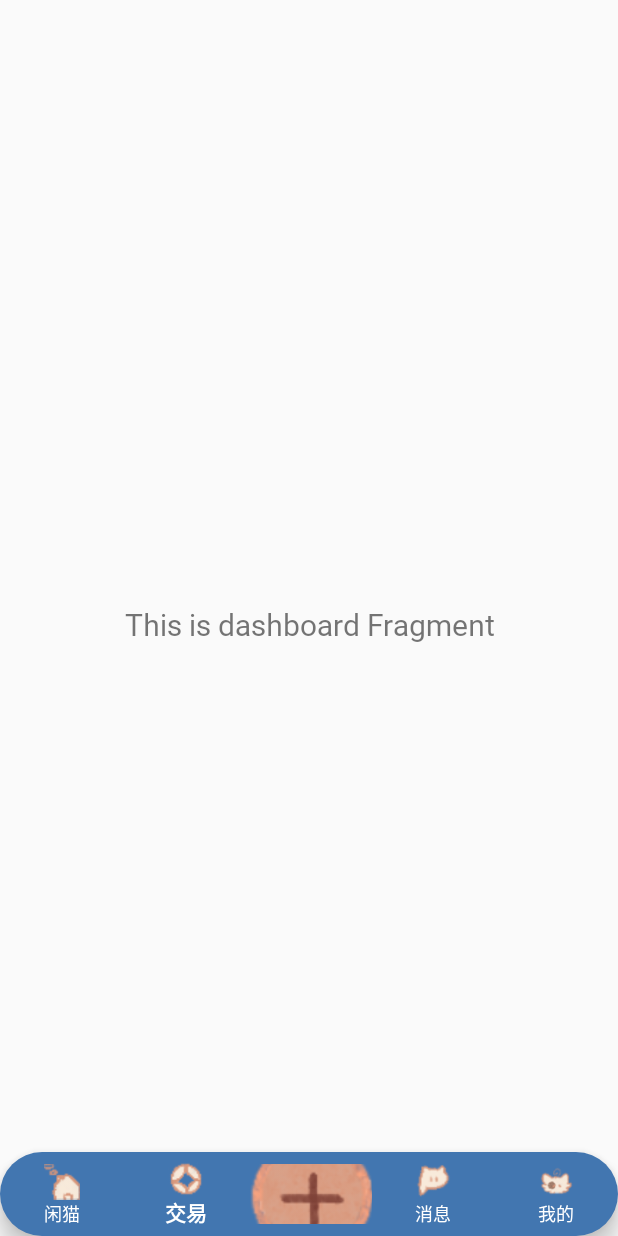
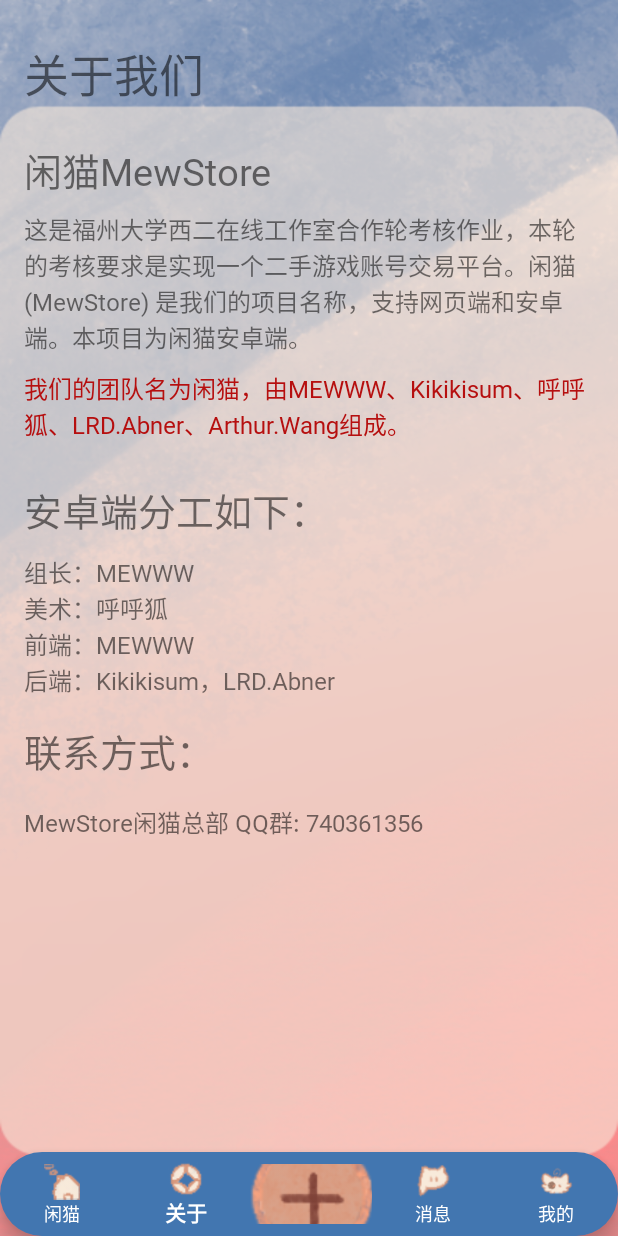
Before and after one commit to ROBINRUGAN/Android_Round5, an Android app: the DealFragment screen opened through its navigation route, on a phone screen of 412 x 824 dp. Run offline under Robolectric (Android 15) with nearby library versions, the phone set to English and light mode, and no system bars; our stand-ins replace navigation-ui; pictures from the network do not load.

Commit message:
编写联系我们页面，导入数据类，准备开始对接

```diff
--- a/app/build.gradle
+++ b/app/build.gradle
@@ -36,7 +36,7 @@ android {
 }
 
 dependencies {
-
+    implementation 'androidx.coordinatorlayout:coordinatorlayout:1.1.0'
     implementation 'androidx.core:core-ktx:1.7.0'
     implementation 'androidx.appcompat:appcompat:1.4.1'
     implementation 'com.google.android.material:material:1.1.0'
@@ -61,4 +61,5 @@ dependencies {
     testImplementation 'junit:junit:4.13.2'
     androidTestImplementation 'androidx.test.ext:junit:1.1.3'
     androidTestImplementation 'androidx.test.espresso:espresso-core:3.4.0'
+
 }
--- a/app/src/main/AndroidManifest.xml
+++ b/app/src/main/AndroidManifest.xml
@@ -18,7 +18,7 @@
         android:supportsRtl="true"
         android:theme="@style/Theme.Android_Round5"
         android:usesCleartextTraffic="true"
-        android:windowSoftInputMode="adjustPan"
+        android:windowSoftInputMode="adjustNothing"
         tools:targetApi="31">
         <activity
             android:name=".RegisterActivity"
--- /dev/null
+++ b/app/src/main/java/com/example/android_round5/AppService.kt
@@ -0,0 +1,56 @@
+package com.example.android_round5
+
+import com.example.android_round5.entity.*
+import okhttp3.MultipartBody
+import okhttp3.RequestBody
+import retrofit2.http.*
+
+
+interface AppService {
+
+//    @POST("login")
+//    @Headers("Content-Type: application/json")
+//    fun getlogin(@Body body: RequestBody): retrofit2.Call<Login>
+//
+//    @POST("register")
+//    @Headers("Content-Type: application/json")
+//    fun getregister(@Body body: RequestBody): retrofit2.Call<Register>
+//
+//    @POST("sys/item/listItem")
+//    fun getprojectlist(): retrofit2.Call<ProjectList>
+//
+//    @POST("sys/item/add")
+//
+//    @Multipart
+//    fun getadd(
+//        @Query("title") title: String,
+//        @Query("content") content: String,
+//        @Query("telephone") telephone: String,
+//        @Query("userid") userid: Int,
+//        @Part file: MultipartBody.Part
+//    ): retrofit2.Call<Add>
+//
+//    @POST("sys/item/getmyitem/{id}")
+//    fun getprojectpersonallist(@Path("id") id:Int ): retrofit2.Call<ProjectList>
+//
+//    @POST("sys/item/viewItem/0")
+//    fun getprojectunknownlist(): retrofit2.Call<ProjectList>
+//
+//    @POST("sys/item/viewItem/-1")
+//    fun getprojectfaillist(): retrofit2.Call<ProjectList>
+//
+//    @POST("sys/item/viewItem/1")
+//    fun getprojectpasslist(): retrofit2.Call<ProjectList>
+//
+//    @POST("sys/user/contribution")
+//    fun getcontribution(@Body body: RequestBody): retrofit2.Call<Contribution>
+//
+//    @POST("sys/item/verify")
+//    fun getcheck(@Body body: RequestBody): retrofit2.Call<Check>
+//
+//    @POST("sys/item/deletelist")
+//    fun getdel(@Body body: RequestBody): retrofit2.Call<Check>
+//
+//    @POST("sys/item/find")
+//    fun getsearchlist(@Query("title")title: String): retrofit2.Call<ProjectList>
+}
--- /dev/null
+++ b/app/src/main/java/com/example/android_round5/entity/Params.kt
@@ -0,0 +1,38 @@
+package com.example.android_round5.entity
+
+data class Login(
+    val code: Int,
+    val message: String,
+    val status: Int,
+    val token: String
+)
+data class Register(
+    val code: Int,
+    val message: String
+)
+data class GetCode(
+    val code: Int,
+    val `data`: GetCodeData,
+    val message: String
+)
+
+data class GetCodeData(
+    val code: String
+)
+data class UserInfo(
+    val code: Int,
+    val message: String,
+    val user: UserInfoUser
+)
+
+data class UserInfoUser(
+    val id: Long,
+    val id_card: String,
+    val money: String,
+    val name: String,
+    val nickname: String,
+    val phone_number: String,
+    val profile_photo: String,
+    val status: Int,
+    val username: String
+)
--- a/app/src/main/java/com/example/android_round5/ui/deal/DealFragment.kt
+++ b/app/src/main/java/com/example/android_round5/ui/deal/DealFragment.kt
@@ -28,10 +28,7 @@ class DealFragment : Fragment() {
         _binding = FragmentDealBinding.inflate(inflater, container, false)
         val root: View = binding.root
 
-        val textView: TextView = binding.textDeal
-        dealViewModel.text.observe(viewLifecycleOwner) {
-            textView.text = it
-        }
+
         return root
     }
 
--- a/app/src/main/res/layout/fragment_deal.xml
+++ b/app/src/main/res/layout/fragment_deal.xml
@@ -4,19 +4,100 @@
     xmlns:tools="http://schemas.android.com/tools"
     android:layout_width="match_parent"
     android:layout_height="match_parent"
+    android:background="@mipmap/me_background"
     tools:context=".ui.deal.DealFragment">
 
     <TextView
-        android:id="@+id/text_deal"
+        android:layout_width="wrap_content"
+        android:layout_height="wrap_content"
+        android:text="关于我们"
+        android:textSize="30sp"
+        app:layout_constraintBottom_toBottomOf="parent"
+        app:layout_constraintEnd_toEndOf="parent"
+        app:layout_constraintHorizontal_bias="0.054"
+        app:layout_constraintStart_toStartOf="parent"
+        app:layout_constraintTop_toTopOf="parent"
+        app:layout_constraintVertical_bias="0.034" />
+
+    <LinearLayout
         android:layout_width="match_parent"
         android:layout_height="wrap_content"
-        android:layout_marginStart="8dp"
-        android:layout_marginTop="8dp"
-        android:layout_marginEnd="8dp"
-        android:textAlignment="center"
-        android:textSize="20sp"
+        android:orientation="vertical"
+        android:padding="16dp"
         app:layout_constraintBottom_toBottomOf="parent"
         app:layout_constraintEnd_toEndOf="parent"
+        app:layout_constraintHorizontal_bias="0.0"
         app:layout_constraintStart_toStartOf="parent"
-        app:layout_constraintTop_toTopOf="parent" />
+        app:layout_constraintTop_toTopOf="parent"
+        app:layout_constraintVertical_bias="0.24">
+
+        <TextView
+            android:layout_width="match_parent"
+            android:layout_height="wrap_content"
+            android:text="闲猫MewStore"
+            android:textSize="25sp"/>
+
+        <TextView
+            android:layout_width="match_parent"
+            android:layout_height="wrap_content"
+            android:layout_marginTop="8dp"
+            android:text="这是福州大学西二在线工作室合作轮考核作业，本轮的考核要求是实现一个二手游戏账号交易平台。闲猫 (MewStore) 是我们的项目名称，支持网页端和安卓端。本项目为闲猫安卓端。"
+            android:textSize="16sp" />
+        <TextView
+            android:layout_width="match_parent"
+            android:layout_height="wrap_content"
+            android:layout_marginTop="10dp"
+            android:textColor="#B60F0F"
+            android:text="我们的团队名为闲猫，由MEWWW、Kikikisum、呼呼狐、LRD.Abner、Arthur.Wang组成。"
+            android:textSize="16sp" />
+
+        <TextView
+            android:layout_width="match_parent"
+            android:layout_height="wrap_content"
+            android:layout_marginTop="16dp"
+            android:paddingTop="10sp"
+            android:paddingBottom="10sp"
+            android:text="安卓端分工如下："
+            android:textSize="25sp" />
+
+        <TextView
+            android:layout_width="match_parent"
+            android:layout_height="wrap_content"
+            android:text="组长：MEWWW"
+            android:textSize="16sp" />
+
+        <TextView
+            android:layout_width="match_parent"
+            android:layout_height="wrap_content"
+            android:text="美术：呼呼狐"
+            android:textSize="16sp" />
+
+        <TextView
+            android:layout_width="match_parent"
+            android:layout_height="wrap_content"
+            android:text="前端：MEWWW"
+            android:textSize="16sp" />
+
+        <TextView
+            android:layout_width="match_parent"
+            android:layout_height="wrap_content"
+            android:text="后端：Kikikisum，LRD.Abner"
+            android:textSize="16sp" />
+
+        <TextView
+            android:layout_width="match_parent"
+            android:layout_height="wrap_content"
+            android:layout_marginTop="16dp"
+            android:text="联系方式："
+            android:textSize="25sp" />
+        <TextView
+            android:layout_width="match_parent"
+            android:layout_height="wrap_content"
+            android:layout_marginTop="16dp"
+            android:text="MewStore闲猫总部 QQ群: 740361356"
+            android:textSize="16sp" />
+
+    </LinearLayout>
+
+
 </androidx.constraintlayout.widget.ConstraintLayout>
--- a/app/src/main/res/layout/fragment_message.xml
+++ b/app/src/main/res/layout/fragment_message.xml
@@ -5,6 +5,8 @@
     android:layout_width="match_parent"
     android:layout_height="match_parent"
     android:background="@mipmap/me_background"
+    android:focusableInTouchMode="true"
+    android:focusable="true"
     tools:context=".ui.message.MessageFragment">
 
     <TextView
--- a/app/src/main/res/menu/bottom_nav_menu.xml
+++ b/app/src/main/res/menu/bottom_nav_menu.xml
@@ -7,7 +7,7 @@
     <item
         android:id="@+id/navigation_deal"
         android:icon="@mipmap/nav_deal"
-        android:title="交易" />
+        android:title="关于" />
     <item
         android:id="@+id/navigation_upload"
         android:icon="@mipmap/nav_upload"
```
